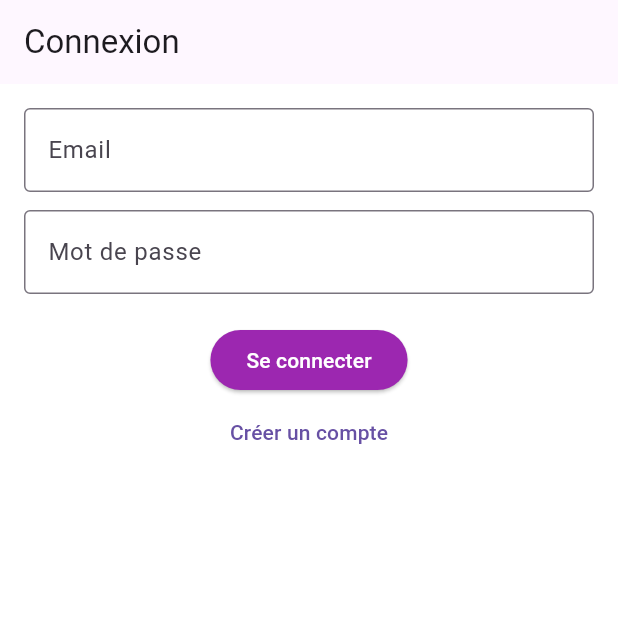
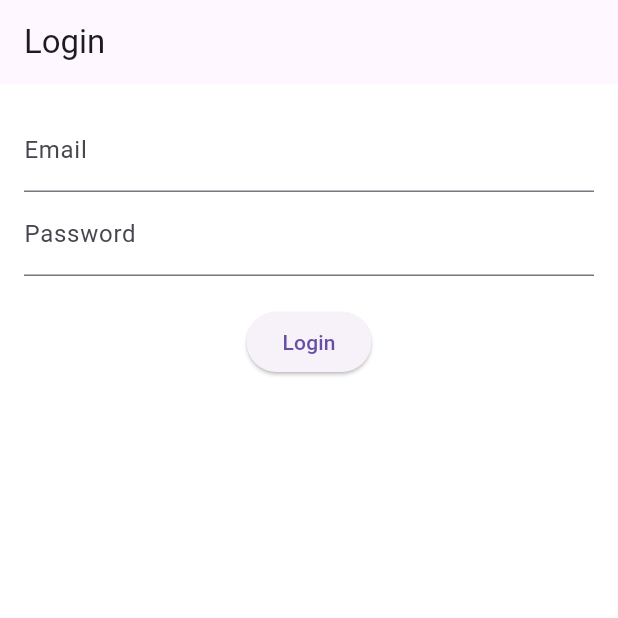
Before and after one commit to abdoulaye-coulibaly/Projet-Flutter, a Flutter app: the screen it shows after launch, on a phone screen of 412 x 824 dp, the top half of it. Run offline on Flutter 3.47's test engine with Material 3 defaults, Android fonts, the phone set to English and light mode, and no system bars; our stand-ins replace cloud_firestore, firebase_auth, firebase_core; accounts and stored records are empty.

```diff
--- a/wechat/lib/main.dart
+++ b/wechat/lib/main.dart
@@ -1,25 +1,27 @@
+import 'package:firebase_core/firebase_core.dart';
 import 'package:flutter/material.dart';
-import 'package:firebase_core/firebase_core.dart';
 import 'screens/auth_gate.dart';
+import 'firebase_options.dart';
 
 void main() async {
   WidgetsFlutterBinding.ensureInitialized();
-  await Firebase.initializeApp();
+  await Firebase.initializeApp(
+    options: DefaultFirebaseOptions.currentPlatform,
+  );
   runApp(const MyApp());
 }
 
 class MyApp extends StatelessWidget {
   const MyApp({super.key});
+
   @override
   Widget build(BuildContext context) {
     return MaterialApp(
-      title: 'Chat App',
+      title: 'Wechat',
+      debugShowCheckedModeBanner: false,
       theme: ThemeData(
         primarySwatch: Colors.purple,
         scaffoldBackgroundColor: Colors.white,
-        inputDecorationTheme: const InputDecorationTheme(
-          border: OutlineInputBorder(),
-        ),
       ),
       home: const AuthGate(),
     );
--- a/wechat/lib/screens/auth_gate.dart
+++ b/wechat/lib/screens/auth_gate.dart
@@ -1,7 +1,7 @@
 import 'package:firebase_auth/firebase_auth.dart';
 import 'package:flutter/material.dart';
+import 'chat_screen.dart';
 import 'login_screen.dart';
-import 'chat_screen.dart';
 
 class AuthGate extends StatelessWidget {
   const AuthGate({super.key});
@@ -13,8 +13,9 @@ class AuthGate extends StatelessWidget {
       builder: (context, snapshot) {
         if (snapshot.connectionState == ConnectionState.waiting) {
           return const Center(child: CircularProgressIndicator());
-        }
-        if (snapshot.hasData) {
+        } else if (snapshot.hasError) {
+          return Center(child: Text('Erreur: ${snapshot.error}'));
+        } else if (snapshot.hasData) {
           return const ChatScreen();
         } else {
           return const LoginScreen();
--- a/wechat/lib/screens/login_screen.dart
+++ b/wechat/lib/screens/login_screen.dart
@@ -1,64 +1,54 @@
+import 'package:firebase_auth/firebase_auth.dart';
 import 'package:flutter/material.dart';
-import 'package:firebase_auth/firebase_auth.dart';
-import 'register_screen.dart';
+import 'chat_screen.dart';
 
 class LoginScreen extends StatefulWidget {
   const LoginScreen({super.key});
 
   @override
-  State<LoginScreen> createState() => _LoginScreenState();
+  _LoginScreenState createState() => _LoginScreenState();
 }
 
 class _LoginScreenState extends State<LoginScreen> {
-  final emailController = TextEditingController();
-  final passwordController = TextEditingController();
+  final TextEditingController _emailController = TextEditingController();
+  final TextEditingController _passwordController = TextEditingController();
 
-  void login() async {
+  Future<void> _login() async {
     try {
       await FirebaseAuth.instance.signInWithEmailAndPassword(
-        email: emailController.text.trim(),
-        password: passwordController.text.trim(),
+        email: _emailController.text,
+        password: _passwordController.text,
+      );
+      Navigator.pushReplacement(
+        context,
+        MaterialPageRoute(builder: (ctx) => const ChatScreen()),
       );
     } catch (e) {
-      ScaffoldMessenger.of(context).showSnackBar(
-        SnackBar(content: Text('Erreur de connexion : \$e')),
-      );
+      ScaffoldMessenger.of(context).showSnackBar(SnackBar(content: Text('Erreur : $e')));
     }
   }
 
   @override
   Widget build(BuildContext context) {
     return Scaffold(
-      appBar: AppBar(title: const Text("Connexion")),
+      appBar: AppBar(title: const Text('Login')),
       body: Padding(
-        padding: const EdgeInsets.all(16),
+        padding: const EdgeInsets.all(16.0),
         child: Column(
           children: [
             TextField(
-              controller: emailController,
-              decoration: const InputDecoration(labelText: "Email"),
+              controller: _emailController,
+              decoration: const InputDecoration(labelText: 'Email'),
             ),
-            const SizedBox(height: 12),
             TextField(
-              controller: passwordController,
+              controller: _passwordController,
               obscureText: true,
-              decoration: const InputDecoration(labelText: "Mot de passe"),
+              decoration: const InputDecoration(labelText: 'Password'),
             ),
             const SizedBox(height: 20),
             ElevatedButton(
-              onPressed: login,
-              style: ElevatedButton.styleFrom(
-                backgroundColor: Colors.purple,
-                foregroundColor: Colors.white,
-              ),
-              child: const Text("Se connecter"),
-            ),
-            TextButton(
-              onPressed: () => Navigator.push(
-                context,
-                MaterialPageRoute(builder: (_) => const RegisterScreen()),
-              ),
-              child: const Text("Créer un compte"),
+              onPressed: _login,
+              child: const Text('Login'),
             ),
           ],
         ),
```
Also changed, not shown: wechat/lib/screens/chat_screen.dart (+50 -8 lines), wechat/pubspec.yaml (+3 -9 lines), wechat/firebase.json (added), wechat/lib/firebase_options.dart (added), wechat/pubspec.lock, 6 other files.
